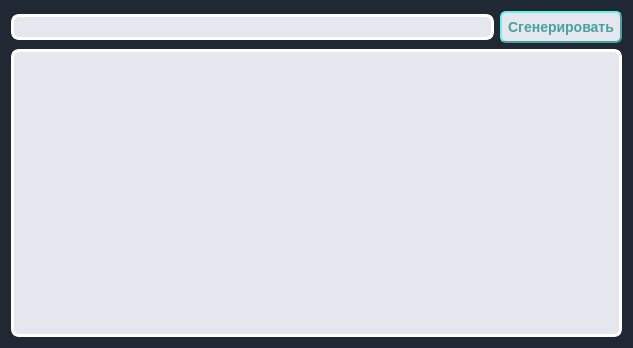
kiozet/TaskManagerWithAI, file ui/GenerationTaskWindow.ui: the form before one commit.
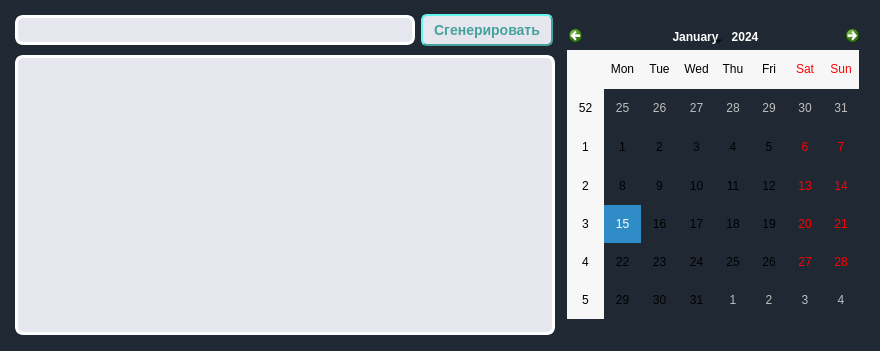
The form after the commit.

Commit message: add size and calendar

What changed in the file:
```diff
--- a/ui/GenerationTaskWindow.ui
+++ b/ui/GenerationTaskWindow.ui
@@ -9,8 +9,8 @@
    <rect>
     <x>0</x>
     <y>0</y>
-    <width>633</width>
-    <height>348</height>
+    <width>880</width>
+    <height>351</height>
    </rect>
   </property>
   <property name="sizePolicy">
@@ -21,8 +21,14 @@
   </property>
   <property name="minimumSize">
    <size>
-    <width>633</width>
-    <height>0</height>
+    <width>880</width>
+    <height>350</height>
+   </size>
+  </property>
+  <property name="maximumSize">
+   <size>
+    <width>880</width>
+    <height>351</height>
    </size>
   </property>
   <property name="windowTitle">
@@ -52,6 +58,18 @@
            <verstretch>0</verstretch>
           </sizepolicy>
          </property>
+         <property name="minimumSize">
+          <size>
+           <width>400</width>
+           <height>30</height>
+          </size>
+         </property>
+         <property name="maximumSize">
+          <size>
+           <width>400</width>
+           <height>30</height>
+          </size>
+         </property>
          <property name="styleSheet">
           <string notr="true">QLineEdit{
     border-radius: 4px;
@@ -69,11 +87,23 @@
        <item>
         <widget class="QPushButton" name="generateBtn">
          <property name="sizePolicy">
-          <sizepolicy hsizetype="Fixed" vsizetype="Fixed">
+          <sizepolicy hsizetype="Expanding" vsizetype="Fixed">
            <horstretch>0</horstretch>
            <verstretch>0</verstretch>
           </sizepolicy>
          </property>
+         <property name="minimumSize">
+          <size>
+           <width>132</width>
+           <height>0</height>
+          </size>
+         </property>
+         <property name="maximumSize">
+          <size>
+           <width>132</width>
+           <height>16777215</height>
+          </size>
+         </property>
          <property name="styleSheet">
           <string notr="true">QPushButton {
     background-color: rgb(230, 230, 238);
@@ -99,6 +129,24 @@
        <property name="enabled">
         <bool>true</bool>
        </property>
+       <property name="sizePolicy">
+        <sizepolicy hsizetype="Expanding" vsizetype="Fixed">
+         <horstretch>0</horstretch>
+         <verstretch>0</verstretch>
+        </sizepolicy>
+       </property>
+       <property name="minimumSize">
+        <size>
+         <width>540</width>
+         <height>280</height>
+        </size>
+       </property>
+       <property name="maximumSize">
+        <size>
+         <width>540</width>
+         <height>280</height>
+        </size>
+       </property>
        <property name="styleSheet">
         <string notr="true">QTextBrowser{
     border-radius: 4px;
@@ -115,6 +163,33 @@
      </item>
     </layout>
    </item>
+   <item>
+    <widget class="QCalendarWidget" name="calendarWidget">
+     <property name="sizePolicy">
+      <sizepolicy hsizetype="Preferred" vsizetype="Preferred">
+       <horstretch>0</horstretch>
+       <verstretch>0</verstretch>
+      </sizepolicy>
+     </property>
+     <property name="minimumSize">
+      <size>
+       <width>300</width>
+       <height>300</height>
+      </size>
+     </property>
+     <property name="maximumSize">
+      <size>
+       <width>300</width>
+       <height>300</height>
+      </size>
+     </property>
+     <property name="styleSheet">
+      <string notr="true">calendarWidget{
+    background-color: white;
+}</string>
+     </property>
+    </widget>
+   </item>
   </layout>
  </widget>
  <resources/>
```
